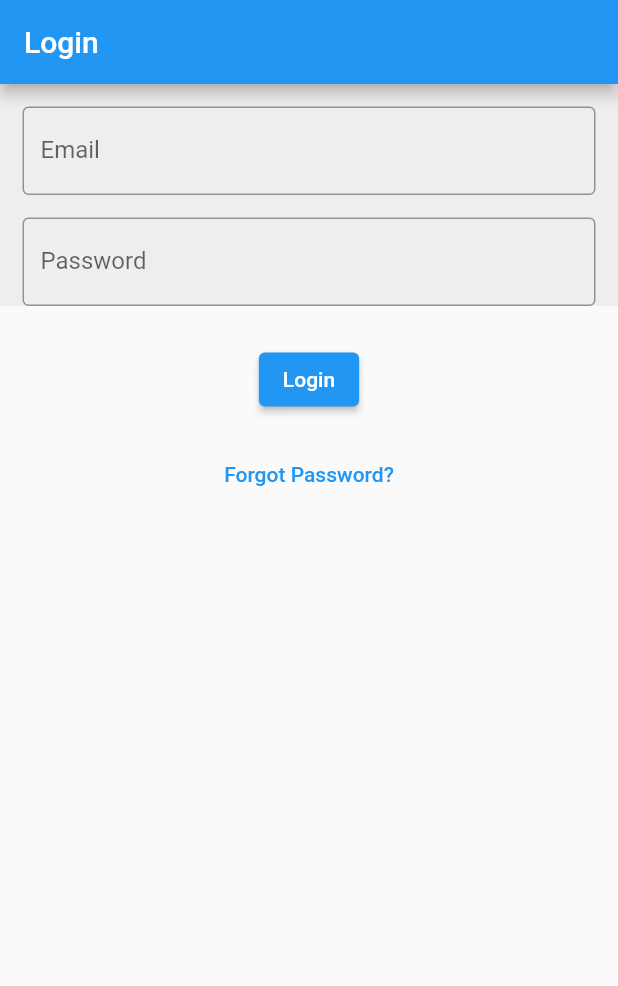
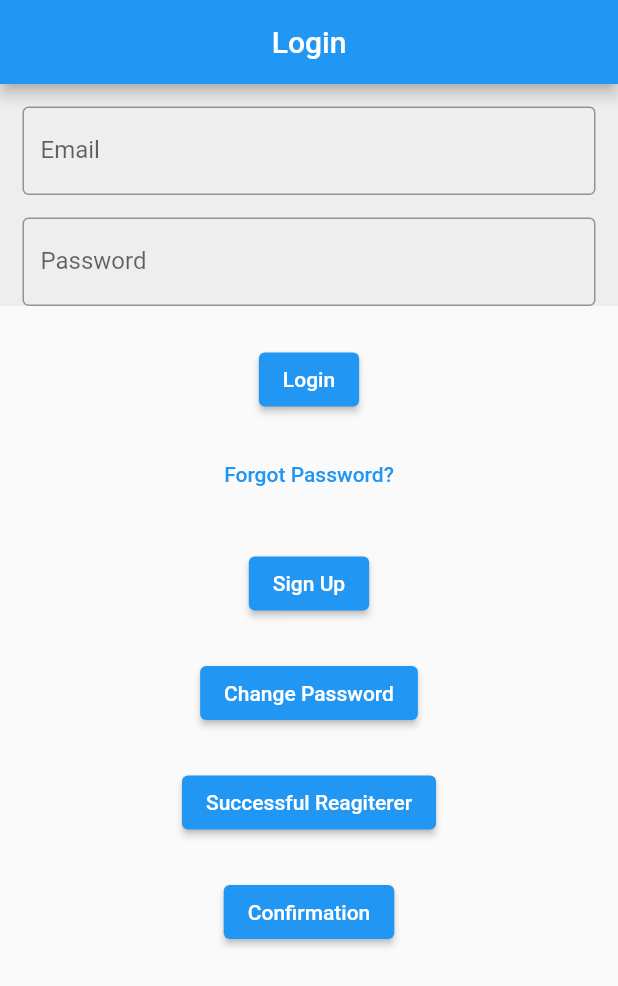
Before and after one commit to Mustafa-software/assignment1, a Flutter app: the screen it shows after launch, on a phone screen of 412 x 824 dp. Shown: the top 986 px of the screen. Run offline on Flutter 3.47's test engine with Material 2 defaults, Android fonts, the phone set to English and light mode, and no system bars.

Commit message:
adding missing kines of code

```diff
--- a/lib/maun.dart
+++ b/lib/maun.dart
@@ -3,7 +3,7 @@ import 'package:flutter/material.dart';
 
 
 void main(List<String> args) {
-  runApp(MaterialApp(home: LoginPage()));
+  runApp(MaterialApp(home: LoginPage(),debugShowCheckedModeBanner: false,));
 }
 
 
@@ -14,7 +14,7 @@ class LoginPage extends StatelessWidget {
   Widget build(BuildContext context) {
     return Scaffold(
       appBar: AppBar(
-        title: Text('Login'),
+        title: Center(child: Text('Login')),
       ),
       body: SingleChildScrollView(
         child: Column(
@@ -68,6 +68,50 @@ class LoginPage extends StatelessWidget {
                 },
               ),
             ),
+            SizedBox(height: 10.0),
+            Container(
+              padding: EdgeInsets.only(left: 15.0, right: 15.0, top: 15.0),
+              child: ElevatedButton(
+                child: Text('Sign Up'),
+                onPressed: () {Navigator.push(
+                    context,
+                    MaterialPageRoute(
+                      builder: (context) => SignUpPage(),));},
+              ),
+            ),
+             SizedBox(height: 10.0),
+            Container(
+              padding: EdgeInsets.only(left: 15.0, right: 15.0, top: 15.0),
+              child: ElevatedButton(
+                child: Text('Change Password'),
+                onPressed: () {Navigator.push(
+                    context,
+                    MaterialPageRoute(
+                      builder: (context) => ChangePasswordPage(),));},
+              ),
+            ),
+            SizedBox(height: 10.0),
+            Container(
+              padding: EdgeInsets.only(left: 15.0, right: 15.0, top: 15.0),
+              child: ElevatedButton(
+                child: Text('Successful Reagiterer'),
+                onPressed: () {Navigator.push(
+                    context,
+                    MaterialPageRoute(
+                      builder: (context) => SuccessfulRegisteredPage(),));},
+              ),
+            ),
+            SizedBox(height: 10.0),
+            Container(
+              padding: EdgeInsets.only(left: 15.0, right: 15.0, top: 15.0),
+              child: ElevatedButton(
+                child: Text('Confirmation'),
+                onPressed: () {Navigator.push(
+                    context,
+                    MaterialPageRoute(
+                      builder: (context) => ConfirmationPage(),));},
+              ),
+            ),
           ],
         ),
       ),
@@ -81,7 +125,7 @@ class SignUpPage extends StatelessWidget {
   Widget build(BuildContext context) {
     return Scaffold(
       appBar: AppBar(
-        title: Text('Sign Up'),
+        title: Center(child: Text('Sign Up')),
       ),
       body: SingleChildScrollView(
         child: Column(
@@ -118,7 +162,10 @@ class SignUpPage extends StatelessWidget {
               padding: EdgeInsets.only(left: 15.0, right: 15.0, top: 15.0),
               child: ElevatedButton(
                 child: Text('Sign Up'),
-                onPressed: () {},
+                onPressed: () {Navigator.push(
+                    context,
+                    MaterialPageRoute(
+                      builder: (context) => SuccessfulRegisteredPage(),));},
               ),
             ),
           ],
@@ -134,7 +181,7 @@ class ForgetPasswordPage extends StatelessWidget {
   Widget build(BuildContext context) {
     return Scaffold(
       appBar: AppBar(
-        title: Text('Forget Password'),
+        title: Center(child: Text('Forget Password')),
       ),
       body: SingleChildScrollView(
         child: Column(
@@ -173,7 +220,7 @@ class SuccessfulRegisteredPage extends StatelessWidget {
   Widget build(BuildContext context) {
     return Scaffold(
       appBar: AppBar(
-        title: Text('Successful Registered'),
+        title: Center(child: Text('Successful Registered')),
       ),
       body: Center(
         child: Column(
@@ -181,17 +228,6 @@ class SuccessfulRegisteredPage extends StatelessWidget {
           children: <Widget>[
             Text('You have successfully registered!'),
             SizedBox(height: 10.0),
-            ElevatedButton(
-              child: Text('Confirm'),
-              onPressed: () {
-                Navigator.push(
-                  context,
-                  MaterialPageRoute(
-                    builder: (context) => ConfirmationPage(),
-                  ),
-                );
-              },
-            ),
           ],
         ),
       ),
@@ -205,7 +241,7 @@ class ConfirmationPage extends StatelessWidget {
   Widget build(BuildContext context) {
     return Scaffold(
       appBar: AppBar(
-        title: Text('Confirmation'),
+        title: Center(child: Text('Confirmation')),
       ),
       body: Center(
         child: Column(
@@ -214,12 +250,12 @@ class ConfirmationPage extends StatelessWidget {
             Text('Please confirm your account!'),
             SizedBox(height: 10.0),
             ElevatedButton(
-              child: Text('Change Password'),
+              child: Text('Confirm'),
               onPressed: () {
                 Navigator.push(
                   context,
                   MaterialPageRoute(
-                    builder: (context) => ChangePasswordPage(),
+                    builder: (context) => SuccessfulRegisteredPage(),
                   ),
                 );
               },
@@ -237,7 +273,7 @@ class ChangePasswordPage extends StatelessWidget {
   Widget build(BuildContext context) {
     return Scaffold(
       appBar: AppBar(
-        title: Text('Change Password'),
+        title: Center(child: Text('Change Password')),
       ),
       body: SingleChildScrollView(
         child: Column(
@@ -290,8 +326,10 @@ class ChangePasswordPage extends StatelessWidget {
               child: ElevatedButton(
                 child: Text('Change Password'),
                 onPressed: () {},
+
               ),
             ),
+
           ],
         ),
       ),
```
